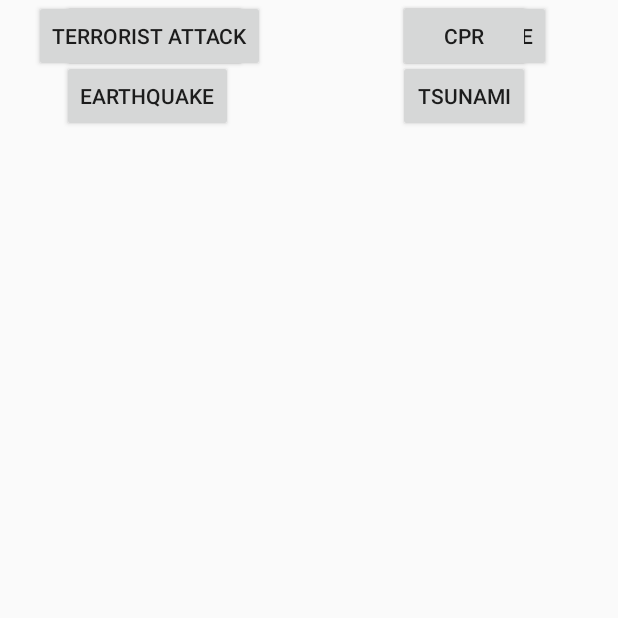
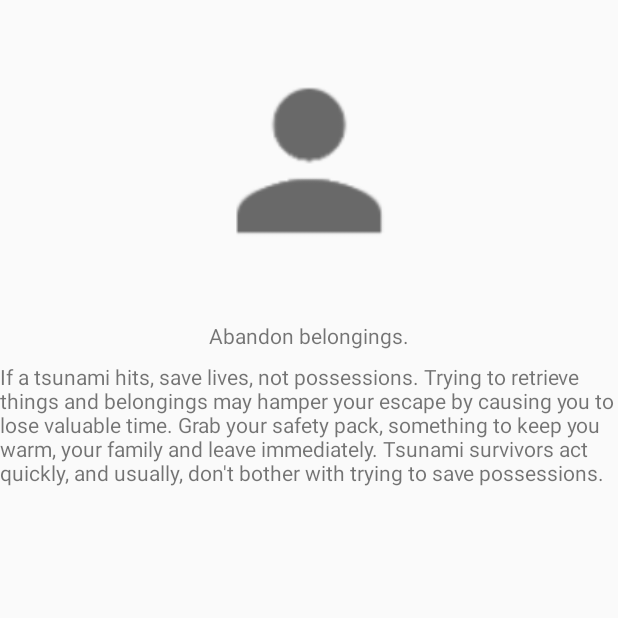
Before and after one commit to bryantanuwidjaja/HereHeroEmergency, an Android app: the InformationActivity screen opened directly, with no data from a screen before it, after a tap on "TSUNAMI", on a phone screen of 412 x 824 dp, the top half of it. Run offline under Robolectric (Android 15) with nearby library versions, the phone set to English and light mode, and no system bars.

Commit message:
Tsunami Information

```diff
--- a/app/src/main/AndroidManifest.xml
+++ b/app/src/main/AndroidManifest.xml
@@ -24,7 +24,8 @@
         <activity android:name=".AccountActivity" />
         <activity android:name=".ReportActivity" />
         <activity android:name=".ListNumbersActivity" />
-        <activity android:name=".EarthquakeActivity"></activity>
+        <activity android:name=".EarthquakeActivity" />
+        <activity android:name=".TsunamiActivity"></activity>
     </application>
 
 </manifest>
--- a/app/src/main/java/com/example/bryan/hereheroemergency/InformationActivity.java
+++ b/app/src/main/java/com/example/bryan/hereheroemergency/InformationActivity.java
@@ -31,7 +31,8 @@ public class InformationActivity extends AppCompatActivity {
         button_Tsunami.setOnClickListener(new View.OnClickListener() {
             @Override
             public void onClick(View v) {
-
+                Intent intent = new Intent (getApplicationContext(),TsunamiActivity.class);
+                startActivity(intent);
             }
         });
 
--- /dev/null
+++ b/app/src/main/java/com/example/bryan/hereheroemergency/TsunamiActivity.java
@@ -0,0 +1,18 @@
+package com.example.bryan.hereheroemergency;
+
+import android.support.v4.view.ViewPager;
+import android.support.v7.app.AppCompatActivity;
+import android.os.Bundle;
+
+public class TsunamiActivity extends AppCompatActivity {
+    private ViewPager viewPager;
+    private TsunamiSlider adapter;
+    @Override
+    protected void onCreate(Bundle savedInstanceState) {
+        super.onCreate(savedInstanceState);
+        setContentView(R.layout.activity_tsunami);
+        viewPager = (ViewPager) findViewById(R.id.viewPager_Tsunami);
+        adapter = new TsunamiSlider(this);
+        viewPager.setAdapter(adapter);
+    }
+}
--- /dev/null
+++ b/app/src/main/java/com/example/bryan/hereheroemergency/TsunamiSlider.java
@@ -0,0 +1,73 @@
+package com.example.bryan.hereheroemergency;
+
+import android.content.Context;
+import android.support.constraint.ConstraintLayout;
+import android.support.v4.view.PagerAdapter;
+import android.view.LayoutInflater;
+import android.view.View;
+import android.view.ViewGroup;
+import android.widget.ImageView;
+import android.widget.TextView;
+
+public class TsunamiSlider extends PagerAdapter{
+
+    Context context;
+    LayoutInflater inflater;
+
+    public int[] images_Slider = {
+            R.drawable.ic_person,
+            R.drawable.ic_person,
+            R.drawable.ic_person,
+            R.drawable.ic_person,
+            R.drawable.ic_person
+    };
+
+    public String [] title_Slider ={
+            "Abandon belongings.",
+            "Move inland, and to high ground.",
+            "Climb high.",
+            "Climb a sturdy tree.",
+            "React quickly if you are caught up in the water."
+
+    };
+
+    public String[] description_Slider = {
+            "If a tsunami hits, save lives, not possessions. Trying to retrieve things and belongings may hamper your escape by causing you to lose valuable time. Grab your safety pack, something to keep you warm, your family and leave immediately. Tsunami survivors act quickly, and usually, don't bother with trying to save possessions.",
+            "The first thing you should try to do, if possible, is to move away from the coast, lagoons or other bodies of water, towards higher ground and even into hills or mountains. Move until you are either 2 miles (3,200 m) inland or 100 feet (30 m) above sea level.",
+            "If you cannot head inland because you are trapped, head up. Although not ideal because the structure itself could collapse, if this is your only option, choose a high, sturdy and solid building and climb up it. Go as high as you possibly can, even onto the roof.",
+            "As a very last resort, if you find yourself trapped and unable to move inland or climb a high building, find a strong and tall tree and climb up it as high as you can. There is a risk of trees being dragged under by the tsunami, however, so this really is a measure to be used only if all other alternatives are impossible. The stronger the tree, the higher it stands, and the sturdier its branches for resting on (you may be there for hours), the better your chances are of surviving.",
+            " If you did not manage to evacuate but find yourself caught up in the tsunami for one reason or another, there are things that you can do to try to survive:\n" +
+                    "Grab onto something that floats. Use a floating object as a raft to keep yourself above the water. Items that float such as tree trunks, doors, fishing equipment etc. may be in the water with you."
+    };
+
+    public TsunamiSlider(TsunamiActivity context) { this.context = context; }
+
+    @Override
+    public int getCount (){ return title_Slider.length;}
+
+    @Override
+    public boolean isViewFromObject (View view, Object object){
+        return (view==(ConstraintLayout)object);
+    }
+
+    @Override
+    public Object instantiateItem(ViewGroup container, int position) {
+        inflater = (LayoutInflater) context.getSystemService(context.LAYOUT_INFLATER_SERVICE);
+        View view = inflater.inflate(R.layout.slider_information,container,false);
+        ConstraintLayout layoutslide = (ConstraintLayout) view.findViewById(R.id.sliderLayout);
+        ImageView imgslide = (ImageView)  view.findViewById(R.id.imageView_Slider);
+        TextView txttitle= (TextView) view.findViewById(R.id.textView_TitleSlider);
+        TextView description = (TextView) view.findViewById(R.id.textView_DescriptionSlider);
+        imgslide.setImageResource(images_Slider[position]);
+        txttitle.setText(title_Slider[position]);
+        description.setText(description_Slider[position]);
+        container.addView(view);
+        return view;
+    }
+
+    @Override
+    public void destroyItem(ViewGroup container, int position, Object object) {
+        container.removeView((ConstraintLayout)object);
+    }
+
+}
--- /dev/null
+++ b/app/src/main/res/layout/activity_tsunami.xml
@@ -0,0 +1,16 @@
+<?xml version="1.0" encoding="utf-8"?>
+<android.support.constraint.ConstraintLayout xmlns:android="http://schemas.android.com/apk/res/android"
+    xmlns:app="http://schemas.android.com/apk/res-auto"
+    xmlns:tools="http://schemas.android.com/tools"
+    android:layout_width="match_parent"
+    android:layout_height="match_parent"
+    tools:context=".TsunamiActivity">
+
+    <android.support.v4.view.ViewPager
+        android:id="@+id/viewPager_Tsunami"
+        android:layout_width="match_parent"
+        android:layout_height="match_parent">
+
+    </android.support.v4.view.ViewPager>
+
+</android.support.constraint.ConstraintLayout>
--- a/app/src/main/res/layout/slider_earthquake.xml
+++ b/app/src/main/res/layout/slider_information.xml
@@ -5,11 +5,11 @@
     xmlns:tools="http://schemas.android.com/tools"
     android:layout_width="match_parent"
     android:layout_height="match_parent"
-    android:id="@+id/sliderEarthquakeLayout">
+    android:id="@+id/sliderLayout">
 
 
     <ImageView
-        android:id="@+id/imageView_Earthquake"
+        android:id="@+id/imageView_Slider"
         android:layout_width="349dp"
         android:layout_height="198dp"
         android:layout_marginEnd="8dp"
@@ -21,7 +21,7 @@
         app:srcCompat="@mipmap/ic_launcher" />
 
     <TextView
-        android:id="@+id/textView_TitleEarthquake"
+        android:id="@+id/textView_TitleSlider"
         android:layout_width="wrap_content"
         android:layout_height="wrap_content"
         android:layout_marginEnd="8dp"
@@ -30,10 +30,10 @@
         android:text="TextView"
         app:layout_constraintEnd_toEndOf="parent"
         app:layout_constraintStart_toStartOf="parent"
-        app:layout_constraintTop_toBottomOf="@+id/imageView_Earthquake" />
+        app:layout_constraintTop_toBottomOf="@+id/imageView_Slider" />
 
     <TextView
-        android:id="@+id/textView_DescriptionEarthquake"
+        android:id="@+id/textView_DescriptionSlider"
         android:layout_width="wrap_content"
         android:layout_height="wrap_content"
         android:layout_marginEnd="8dp"
@@ -42,5 +42,5 @@
         android:text="TextView"
         app:layout_constraintEnd_toEndOf="parent"
         app:layout_constraintStart_toStartOf="parent"
-        app:layout_constraintTop_toBottomOf="@+id/textView_TitleEarthquake" />
+        app:layout_constraintTop_toBottomOf="@+id/textView_TitleSlider" />
 </android.support.constraint.ConstraintLayout>
```
Also changed, not shown: app/src/main/java/com/example/bryan/hereheroemergency/EarthquakeSlider.java (+12 -14 lines), app/src/main/res/layout/activity_information.xml (+25 -6 lines).
